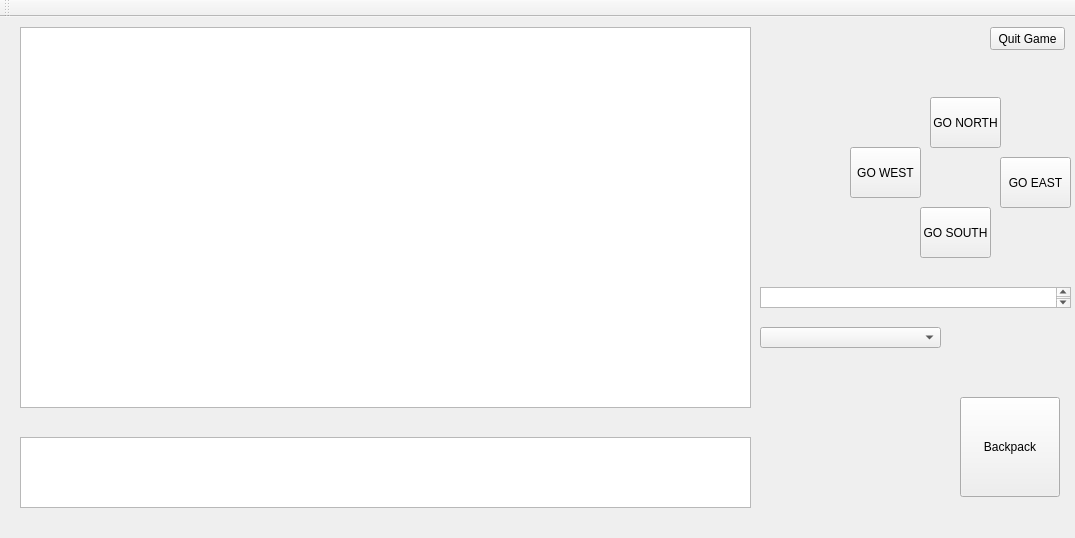
This is ship.ui in eoghanp/EventDriven as Qt 5 draws it before an edit. The edited form follows.
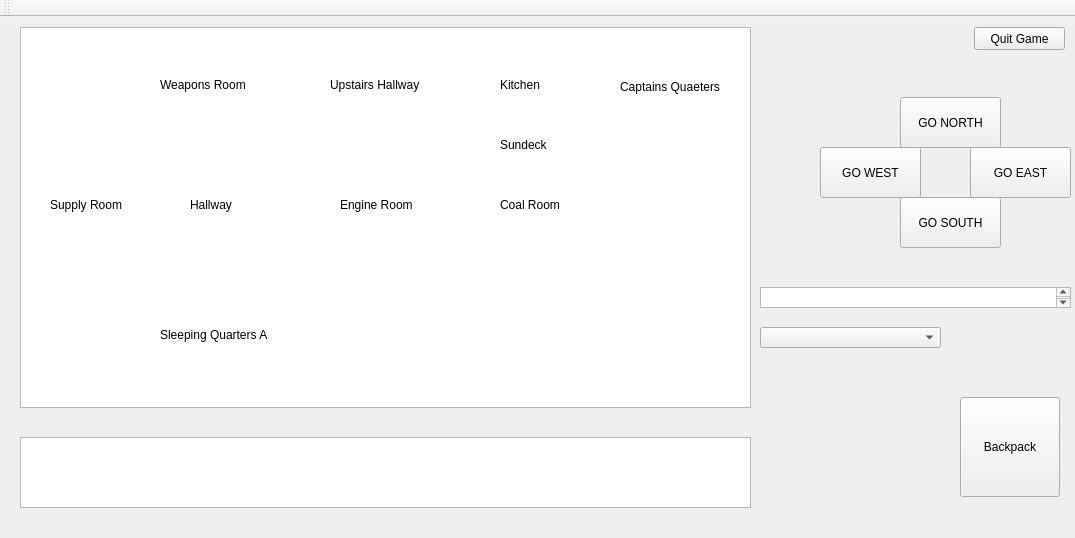
This is the edited form.

Diff of the .ui file:
```diff
--- a/ship.ui
+++ b/ship.ui
@@ -20,9 +20,9 @@
    <widget class="QPushButton" name="quitButton">
     <property name="geometry">
      <rect>
-      <x>990</x>
+      <x>974</x>
       <y>10</y>
-      <width>75</width>
+      <width>91</width>
       <height>23</height>
      </rect>
     </property>
@@ -64,9 +64,9 @@
    <widget class="QPushButton" name="eastButton">
     <property name="geometry">
      <rect>
-      <x>1000</x>
-      <y>140</y>
-      <width>71</width>
+      <x>970</x>
+      <y>130</y>
+      <width>101</width>
       <height>51</height>
      </rect>
     </property>
@@ -87,9 +87,9 @@
    <widget class="QPushButton" name="northButton">
     <property name="geometry">
      <rect>
-      <x>930</x>
+      <x>900</x>
       <y>80</y>
-      <width>71</width>
+      <width>101</width>
       <height>51</height>
      </rect>
     </property>
@@ -100,9 +100,9 @@
    <widget class="QPushButton" name="westButton">
     <property name="geometry">
      <rect>
-      <x>850</x>
+      <x>820</x>
       <y>130</y>
-      <width>71</width>
+      <width>101</width>
       <height>51</height>
      </rect>
     </property>
@@ -113,9 +113,9 @@
    <widget class="QPushButton" name="southButton">
     <property name="geometry">
      <rect>
-      <x>920</x>
-      <y>190</y>
-      <width>71</width>
+      <x>900</x>
+      <y>180</y>
+      <width>101</width>
       <height>51</height>
      </rect>
     </property>
@@ -156,6 +156,136 @@
      <string>Backpack</string>
     </property>
    </widget>
+   <widget class="QLabel" name="supplyRoomLbl">
+    <property name="geometry">
+     <rect>
+      <x>50</x>
+      <y>180</y>
+      <width>91</width>
+      <height>16</height>
+     </rect>
+    </property>
+    <property name="text">
+     <string>Supply Room</string>
+    </property>
+   </widget>
+   <widget class="QLabel" name="weaponsRoomLbl">
+    <property name="geometry">
+     <rect>
+      <x>160</x>
+      <y>60</y>
+      <width>121</width>
+      <height>16</height>
+     </rect>
+    </property>
+    <property name="text">
+     <string>Weapons Room</string>
+    </property>
+   </widget>
+   <widget class="QLabel" name="hallwayLbl">
+    <property name="geometry">
+     <rect>
+      <x>190</x>
+      <y>180</y>
+      <width>59</width>
+      <height>16</height>
+     </rect>
+    </property>
+    <property name="text">
+     <string>Hallway</string>
+    </property>
+   </widget>
+   <widget class="QLabel" name="sleepingQuartersALbl">
+    <property name="geometry">
+     <rect>
+      <x>160</x>
+      <y>310</y>
+      <width>121</width>
+      <height>16</height>
+     </rect>
+    </property>
+    <property name="text">
+     <string>Sleeping Quarters A</string>
+    </property>
+   </widget>
+   <widget class="QLabel" name="engineRoomLbl">
+    <property name="geometry">
+     <rect>
+      <x>340</x>
+      <y>180</y>
+      <width>81</width>
+      <height>16</height>
+     </rect>
+    </property>
+    <property name="text">
+     <string>Engine Room</string>
+    </property>
+   </widget>
+   <widget class="QLabel" name="upstairsHallwayLbl">
+    <property name="geometry">
+     <rect>
+      <x>330</x>
+      <y>60</y>
+      <width>101</width>
+      <height>16</height>
+     </rect>
+    </property>
+    <property name="text">
+     <string>Upstairs Hallway</string>
+    </property>
+   </widget>
+   <widget class="QLabel" name="coalRoomLbl">
+    <property name="geometry">
+     <rect>
+      <x>500</x>
+      <y>180</y>
+      <width>59</width>
+      <height>16</height>
+     </rect>
+    </property>
+    <property name="text">
+     <string>Coal Room</string>
+    </property>
+   </widget>
+   <widget class="QLabel" name="kitchenLbl">
+    <property name="geometry">
+     <rect>
+      <x>500</x>
+      <y>60</y>
+      <width>59</width>
+      <height>16</height>
+     </rect>
+    </property>
+    <property name="text">
+     <string>Kitchen</string>
+    </property>
+   </widget>
+   <widget class="QLabel" name="sundeckLbl">
+    <property name="geometry">
+     <rect>
+      <x>500</x>
+      <y>120</y>
+      <width>59</width>
+      <height>16</height>
+     </rect>
+    </property>
+    <property name="text">
+     <string>Sundeck</string>
+    </property>
+   </widget>
+   <widget class="QLabel" name="captainsQuartersLbl">
+    <property name="geometry">
+     <rect>
+      <x>620</x>
+      <y>60</y>
+      <width>121</width>
+      <height>20</height>
+     </rect>
+    </property>
+    <property name="text">
+     <string>Captains Quaeters</string>
+    </property>
+   </widget>
   </widget>
   <widget class="QMenuBar" name="menuBar">
    <property name="geometry">
```
Left out of the diff: 2 changed lines with no effect on the pictures.
